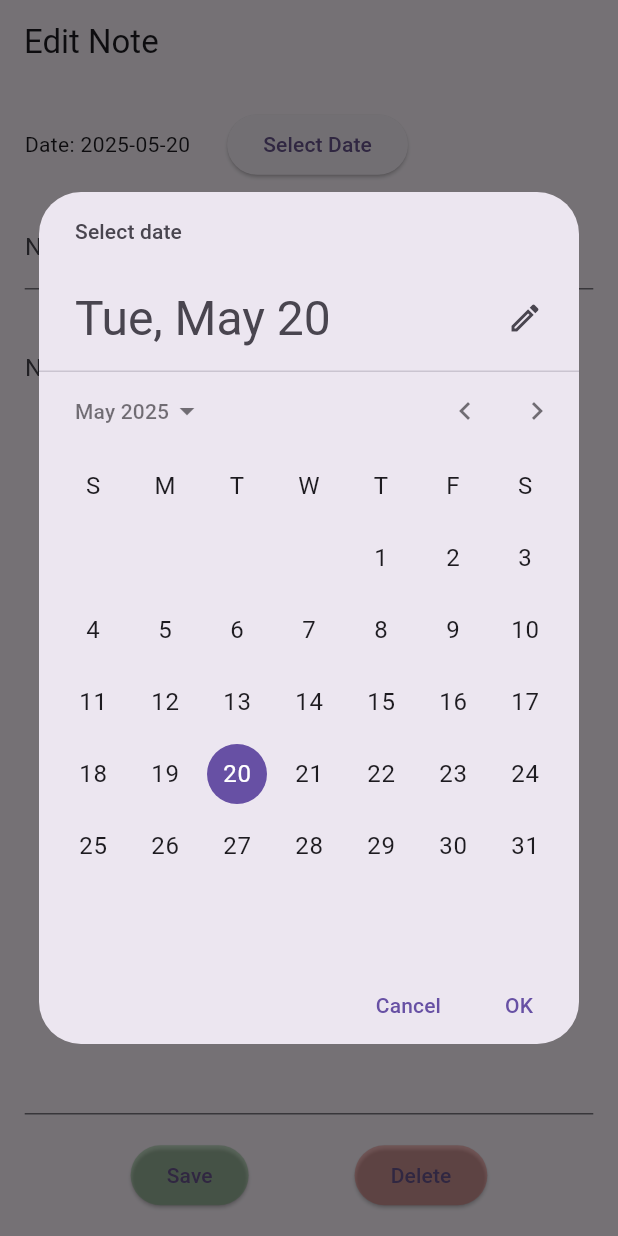
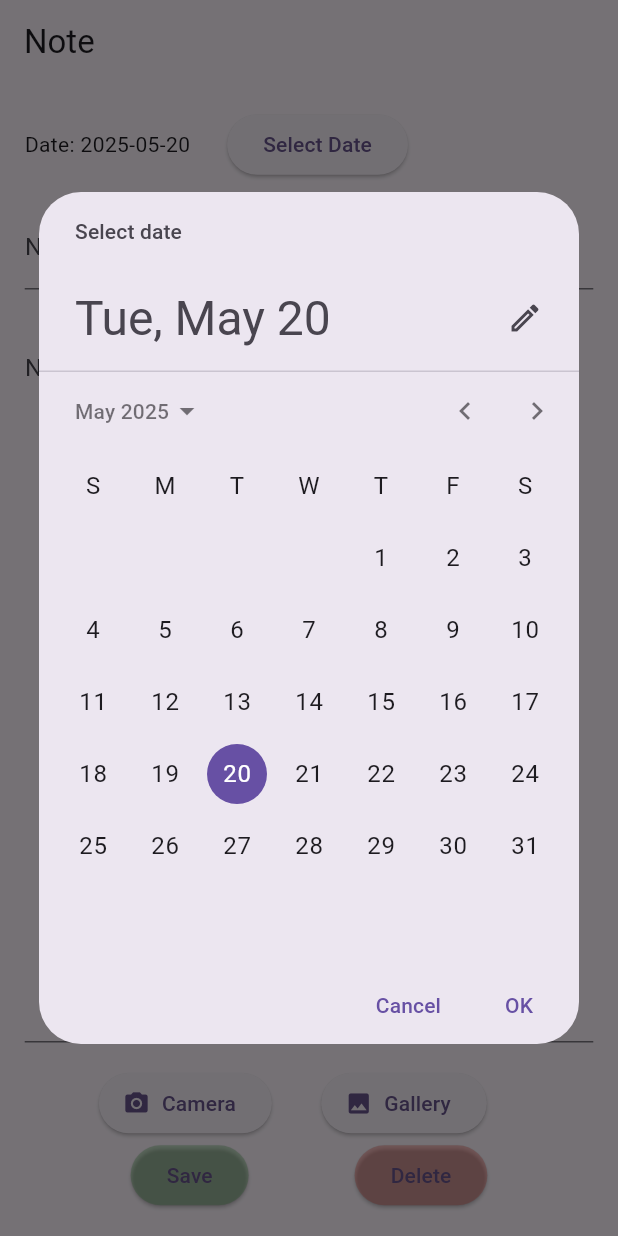
Before and after one commit to Marom313/Moveo-Notes-App, a Flutter app: the NoteScreen screen opened by its route, after a tap on "Select Date", on a phone screen of 412 x 824 dp. Run offline on Flutter 3.47's test engine with Material 3 defaults, Android fonts, the phone set to English and light mode, and no system bars; our stand-ins replace firebase_auth, firebase_core, flutter_map, geolocator, go_router, image_picker and 3 more; accounts and stored records are empty; generated files the repository leaves out were written again; network calls fail.

Commit message:
Fifth commit and push, Bonus added camera\gallery access

```diff
--- a/lib/models/note_model.dart
+++ b/lib/models/note_model.dart
@@ -13,4 +13,5 @@ class Note {
   String? body;
   double? lat;
   double? long;
+  String? imagePath;
 }
--- a/lib/views/main/main_screen.dart
+++ b/lib/views/main/main_screen.dart
@@ -109,7 +109,7 @@ class _MainScreenState extends State<MainScreen> {
                                   _sortDescending
                                       ? Icons.arrow_upward
                                       : Icons.arrow_downward,
-                                  size: height * 0.02,
+                                  size: height * 0.03,
                                 ),
                               ],
                             ),
--- a/lib/views/note/note_screen.dart
+++ b/lib/views/note/note_screen.dart
@@ -1,9 +1,13 @@
+import 'dart:io';
+
 import 'package:flutter/material.dart';
 import 'package:go_router/go_router.dart';
+import 'package:image_picker/image_picker.dart';
 import 'package:isar/isar.dart';
 import 'package:provider/provider.dart';
 import 'package:geolocator/geolocator.dart';
 import 'package:latlong2/latlong.dart';
+import '../../bonus/image_picker_widget.dart';
 import '../../models/note_model.dart';
 import '../../viewmodels/auth_vm.dart';
 import '../../viewmodels/main_vm.dart';
@@ -23,6 +27,7 @@ class _NoteScreenState extends State<NoteScreen> {
   final TextEditingController _titleController = TextEditingController();
   final TextEditingController _bodyController = TextEditingController();
   DateTime _selectedDate = DateTime.now();
+  String? _imagePath;
 
   @override
   void initState() {
@@ -32,6 +37,7 @@ class _NoteScreenState extends State<NoteScreen> {
       _titleController.text = widget.note!.title!;
       _bodyController.text = widget.note!.body!;
       _selectedDate = widget.note!.dateCreated!;
+      _imagePath = widget.note!.imagePath;
     }
   }
 
@@ -88,7 +94,8 @@ class _NoteScreenState extends State<NoteScreen> {
           ..long = location.longitude
           ..dateCreated = _selectedDate
           ..title = title
-          ..body = body;
+          ..body = body
+          ..imagePath = _imagePath;
 
     if (widget.note != null) {
       await noteVM.updateNote(newNote);
@@ -139,10 +146,11 @@ class _NoteScreenState extends State<NoteScreen> {
     final height = MediaQuery.of(context).size.height;
     final width = MediaQuery.of(context).size.width;
     return Scaffold(
-      appBar: AppBar(title: const Text("Edit Note")),
+      appBar: AppBar(title: const Text("Note")),
       body: Padding(
         padding: EdgeInsets.all(height * 0.02),
         child: Column(
+          crossAxisAlignment: CrossAxisAlignment.start,
           children: [
             Row(
               children: [
@@ -174,6 +182,46 @@ class _NoteScreenState extends State<NoteScreen> {
               ),
             ),
             SizedBox(height: height * 0.02),
+            if (_imagePath != null)
+              Image.file(
+                File(_imagePath!),
+                height: height * 0.35,
+                width: double.infinity,
+                fit: BoxFit.cover,
+              ),
+            Row(
+              children: [
+                SizedBox(width: width * 0.12),
+                ElevatedButton.icon(
+                  icon: const Icon(Icons.camera_alt),
+                  label: const Text("Camera"),
+                  onPressed: () async {
+                    final path = await ImagePickerHelper.pickImage(
+                      context,
+                      ImageSource.camera,
+                    );
+                    if (path != null) {
+                      setState(() => _imagePath = path);
+                    }
+                  },
+                ),
+                SizedBox(width: width * 0.08),
+                ElevatedButton.icon(
+                  icon: const Icon(Icons.photo),
+                  label: const Text("Gallery"),
+                  onPressed: () async {
+                    final path = await ImagePickerHelper.pickImage(
+                      context,
+                      ImageSource.gallery,
+                    );
+                    if (path != null) {
+                      setState(() => _imagePath = path);
+                    }
+                  },
+                ),
+              ],
+            ),
+
             Row(
               mainAxisAlignment: MainAxisAlignment.spaceEvenly,
               children: [
--- a/lib/widgets/main_tab.dart
+++ b/lib/widgets/main_tab.dart
@@ -60,7 +60,7 @@ class MainTab extends StatelessWidget {
                   final note = notes[index];
                   return GestureDetector(
                     onTap: () {
-                      context.go(
+                      context.push(
                         '/note_edit',
                         extra: {'note': note, 'index': index},
                       );
--- a/pubspec.yaml
+++ b/pubspec.yaml
@@ -40,13 +40,15 @@ dependencies:
   provider: ^6.1.2
   go_router: ^13.2.3
   latlong2: ^0.9.1
-  shared_preferences: ^2.5.3 # ///ok to delete
   geolocator: ^12.0.0
   flutter_map: ^8.1.1
   font_awesome_flutter: ^10.8.0
   isar: ^3.1.0+1
   isar_flutter_libs: ^3.1.0+1
   path_provider: ^2.1.1
+  image_picker: ^1.1.2
+  permission_handler: ^12.0.0+1
+
 
 
 dev_dependencies:
```
Also changed, not shown: lib/bonus/image_picker_widget.dart (added, +57 -0 lines), pubspec.lock, 6 other files.
